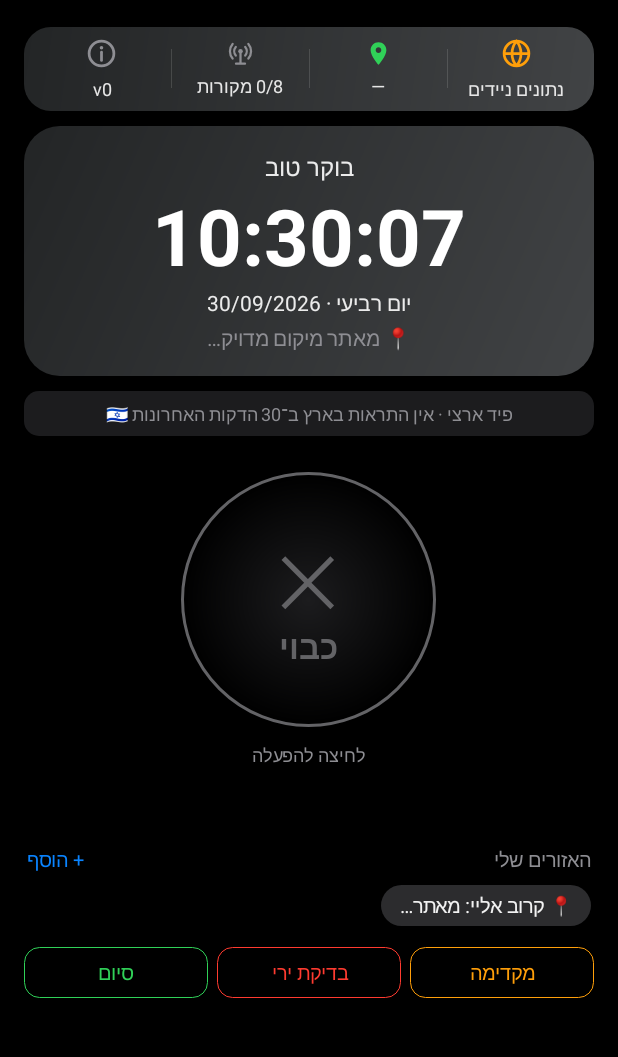
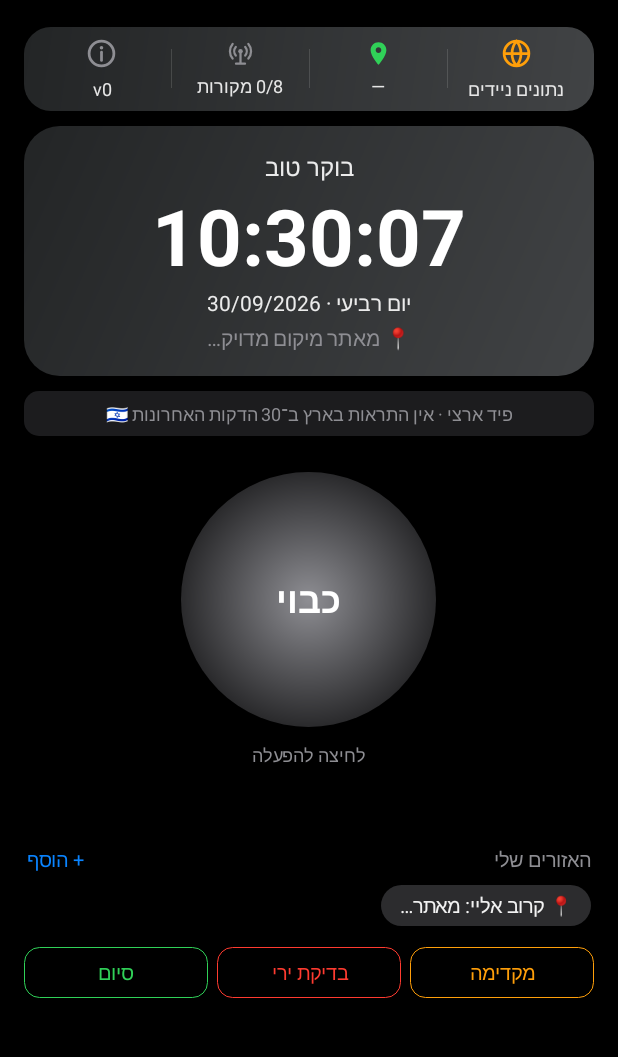
Before and after one commit to t0548321068/red-alert, an Android app: the screen it shows after launch (MainActivity), on a phone screen of 412 x 824 dp, the part 74-1131 px from its top. Run offline under Robolectric (Android 15) with nearby library versions, the phone set to English and light mode, and no system bars; network calls fail; 1 statement that could not run was skipped.

Commit message:
Protected circle: filled radial green, white label
Co-Authored-By: Claude Opus 5.5 <noreply@anthropic.com>
Claude-Session: https://claude.ai/code/session_01ENRMyiB4GToiLCRpL4Ct5u

```diff
--- a/app/src/main/java/com/tal/redalert/MainActivity.kt
+++ b/app/src/main/java/com/tal/redalert/MainActivity.kt
@@ -417,23 +417,23 @@ class MainActivity : Activity() {
     private fun refresh() {
         val on = Prefs.enabled(this)
         val color = if (on) C.GREEN else C.OFF
-        // עיגול עם זוהר מבפנים (מהמרכז לרקע)
+        // עיגול מלא: צבע בהיר במרכז שמתכהה לקצוות, כיתוב לבן מודגש
         circle.background = GradientDrawable().apply {
             shape = GradientDrawable.OVAL
             gradientType = GradientDrawable.RADIAL_GRADIENT
             gradientRadius = dp(85).toFloat()
-            colors = intArrayOf(if (on) C.GREEN_BG else C.OFF_BG, C.BG)
-            setStroke(dp(2), color)
+            colors = if (on) intArrayOf(Color.parseColor("#30D158"), Color.parseColor("#0B3D1A"))
+                     else intArrayOf(Color.parseColor("#8E8E93"), Color.parseColor("#2A2A2C"))
         }
         if (Build.VERSION.SDK_INT >= 28) {
             circle.elevation = dp(14).toFloat()
             circle.outlineAmbientShadowColor = color
             circle.outlineSpotShadowColor = color
         }
-        circleIcon.text = if (on) "✓" else "✕"
-        circleIcon.setTextColor(color)
+        circleIcon.visibility = View.GONE
         circleLabel.text = if (on) "מוגן" else "כבוי"
-        circleLabel.setTextColor(color)
+        circleLabel.setTextColor(Color.WHITE)
+        circleLabel.textSize = 24f
         updateStatusLine()
 
         renderChips()
```
